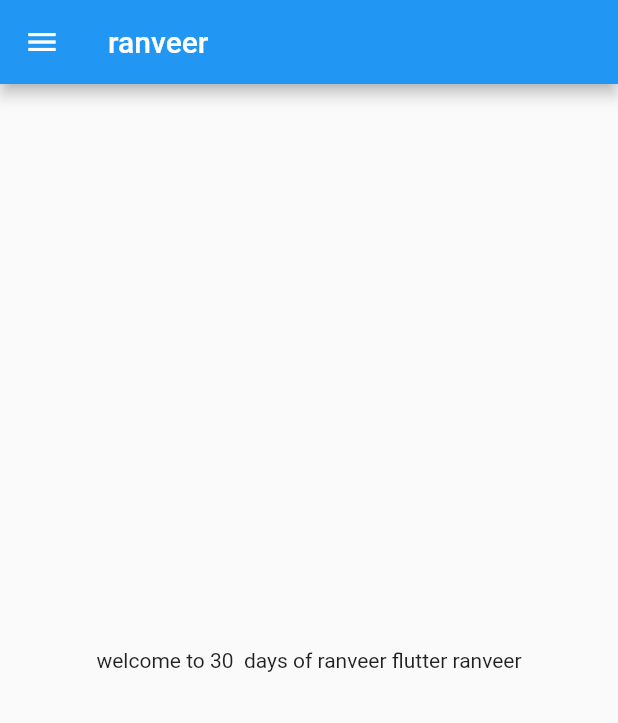
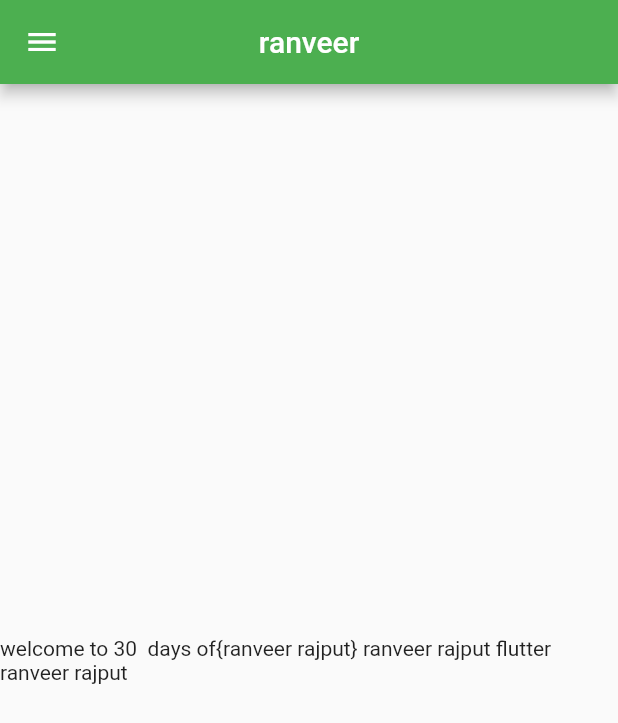
Before and after one commit to ranveersingh1206/1flutterapp, a Flutter app: the screen it shows after launch, on a phone screen of 412 x 824 dp. Shown: the top 723 px of the screen. Run offline on Flutter 3.47's test engine with Material 2 defaults, Android fonts, the phone set to English and light mode, and no system bars.

Commit message:
day3 completed

```diff
--- a/lib/main.dart
+++ b/lib/main.dart
@@ -1,5 +1,6 @@
 import 'package:flutter/material.dart';
-import 'package:flutter_application_1/home_page.dart';
+import 'package:flutter_application_1/pages/home_page.dart';
+import 'package:flutter_application_1/pages/login_page.dart';
 
 void main(List<String> args) {
   runApp(MyApp());
@@ -10,9 +11,16 @@ class MyApp extends StatelessWidget {
 
   @override
   Widget build(BuildContext context) {
-
     return MaterialApp(
-      home: HomePage(),
+      themeMode: ThemeMode.light,
+      theme: ThemeData(primarySwatch: Colors.green),
+      darkTheme: ThemeData(primarySwatch: Colors.lime),
+      initialRoute: '/HomePage',
+      routes: {
+        "/": (context) => LoginPage(),
+        "/HomePage": (context) => HomePage(),
+        "/Login": (context) => LoginPage()
+      },
     );
   }
 }
--- a/lib/home_page.dart
+++ b/lib/pages/home_page.dart
@@ -3,20 +3,25 @@ import 'package:flutter/material.dart';
 class HomePage extends StatelessWidget {
   const HomePage({super.key});
   final int days = 30;
-  final String name = "ranveer";
+  final String name = "ranveer rajput";
 
   @override
   Widget build(BuildContext context) {
     return Scaffold(
       appBar: AppBar(
-        title: Text("ranveer"),
+        centerTitle: true,
+        title: const Text("ranveer"),
       ),
       body: Center(
         child: Container(
-          child: Text("welcome to $days  days of $name flutter $name"),
+          child: Text("welcome to $days  days of{$name} $name flutter $name"),
         ),
       ),
-      drawer: Drawer(),
+      drawer: Drawer(
+        child: Center(
+          child: Text("ranveer"),
+        ),
+      ),
     );
   }
 }
```
Also changed, not shown: lib/pages/login_page.dart (added, +17 -0 lines).
